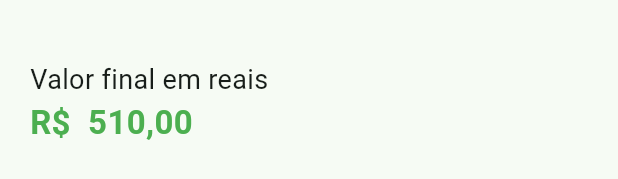
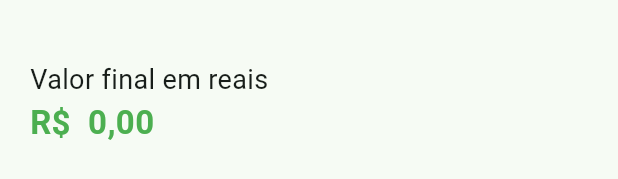
Before and after one commit to nandabalassoni/MBAFlutterApp, a Flutter app: the SubTotalScreen widget shown alone on an empty page, opened directly, on a phone screen of 412 x 824 dp. Shown: the part 291-470 px from the top of the screen. Run offline on Flutter 3.47's test engine with Material 3 defaults, Android fonts, the phone set to English and light mode, and no system bars; our stand-ins replace shared_preferences; missing offline and left inert: dart:ffi; accounts and stored records are empty.

Commit message:
Added Provider state manager to update widget reactively

```diff
--- a/lib/home/home_screen.dart
+++ b/lib/home/home_screen.dart
@@ -62,7 +62,6 @@ class _MyHomeScreenState extends State<MyHomeScreen> {
         backgroundColor: Theme.of(context).colorScheme.inversePrimary,
         title: Text(_screenTitles[currentScreenIndex]),
       ),
-      //body: _screens[currentScreenIndex],
       body: IndexedStack(
         index: currentScreenIndex,
         children: _screens,
--- a/lib/main.dart
+++ b/lib/main.dart
@@ -1,6 +1,13 @@
 import 'package:flutter/material.dart';
 import 'package:mba_flutter_app/home/home_screen.dart';
+import 'package:mba_flutter_app/provider/settingProvider.dart';
+import 'package:provider/provider.dart';
 
 void main() {
-  runApp(const HomeScreen());
+  runApp(
+    ChangeNotifierProvider(
+      create: (_) => SettingProvider(),
+      child: const HomeScreen(),
+    ),
+  );
 }
--- /dev/null
+++ b/lib/model/setting.dart
@@ -0,0 +1,6 @@
+class Setting {
+  double iof;
+  double exchangeRate;
+
+  Setting(this.iof, this.exchangeRate);
+}
--- /dev/null
+++ b/lib/provider/settingProvider.dart
@@ -0,0 +1,24 @@
+import 'package:flutter/foundation.dart';
+import 'package:shared_preferences/shared_preferences.dart';
+import '../model/setting.dart';
+
+class SettingProvider extends ChangeNotifier {
+  Setting _setting = Setting(0.0, 0.0);
+
+  Setting get setting => _setting;
+
+  void updateSetting(Setting setting) {
+    _setting.iof = setting.iof;
+    _setting.exchangeRate = setting.exchangeRate;
+
+    _saveValues(setting.iof, setting.exchangeRate);
+
+    notifyListeners();
+  }
+
+  Future<void> _saveValues(double iof, double exchangeRate) async{
+    final prefs = await SharedPreferences.getInstance();
+    prefs.setDouble('iof', iof);
+    prefs.setDouble('exchangeRate', exchangeRate);
+  }
+}
--- a/lib/setting/settings_screen.dart
+++ b/lib/setting/settings_screen.dart
@@ -2,7 +2,11 @@ import 'dart:ffi';
 
 import 'package:flutter/cupertino.dart';
 import 'package:flutter/material.dart';
+import 'package:mba_flutter_app/provider/settingProvider.dart';
+import 'package:provider/provider.dart';
 import 'package:shared_preferences/shared_preferences.dart';
+
+import '../model/setting.dart';
 
 class SettingScreen extends StatefulWidget{
   const SettingScreen({super.key});
@@ -48,6 +52,8 @@ class _SettingsScreenState extends State<SettingScreen> {
 
   @override
   Widget build(BuildContext context) {
+    return Consumer<SettingProvider>(
+      builder: (context, prefsProvider, _) {
         return Column(
             crossAxisAlignment: CrossAxisAlignment.start,
             children: [
@@ -56,9 +62,6 @@ class _SettingsScreenState extends State<SettingScreen> {
                 margin: EdgeInsets.only(left: 20, top: 40, right: 20, bottom: 20),
                 child: TextField(
                   controller: _exchangeRateTextController,
-              onChanged: (newValue) {
-                _saveValues();
-                },
                   decoration: InputDecoration(
                     filled: true,
                     labelText: 'Cotação do dolar em R\$',
@@ -76,9 +79,6 @@ class _SettingsScreenState extends State<SettingScreen> {
                 margin: EdgeInsets.all(20),
                 child: TextField(
                   controller: _iofTextController,
-              onChanged: (newValue) {
-                _saveValues();
-              },
                   decoration: InputDecoration(
                     filled: true,
                     labelText: 'IOF (\%)',
@@ -91,7 +91,23 @@ class _SettingsScreenState extends State<SettingScreen> {
                   keyboardType: TextInputType.numberWithOptions(decimal: true),
                 ),
               ),
+
+              Container(
+                margin: EdgeInsets.all(20),
+                child: ElevatedButton(
+                  onPressed: (){
+                    // _saveValues();
+                    prefsProvider.updateSetting(Setting(double.parse(_iofTextController.text), double.parse(_exchangeRateTextController.text)));
+                  },
+                  style: TextButton.styleFrom(
+                    backgroundColor: Colors.greenAccent.withOpacity(0.7),
+                  ),
+                  child: const Text('Salvar'),
+                ),
+              ),
             ]
+        );
+      }
     );
   }
 
--- a/lib/total_purchase/sub_total_screen.dart
+++ b/lib/total_purchase/sub_total_screen.dart
@@ -1,11 +1,14 @@
 import 'package:flutter/material.dart';
 import 'package:intl/intl.dart';
+import 'package:mba_flutter_app/provider/settingProvider.dart';
+import 'package:provider/provider.dart';
 import 'package:shared_preferences/shared_preferences.dart';
 import '../model/product.dart';
+import '../model/setting.dart';
 
 class SubTotalScreen extends StatefulWidget {
 
-  SubTotalScreen({super.key});
+  const SubTotalScreen({super.key});
 
   @override
   State<SubTotalScreen> createState() => _SubTotalScreenState();
@@ -13,9 +16,8 @@ class SubTotalScreen extends StatefulWidget {
 
 class _SubTotalScreenState extends State<SubTotalScreen> {
 
-  double _iof = 0.0; // TODO: Pegar o valor do IOF da screen settings.
-  final _formatDolar = new NumberFormat.currency(locale: "en_US", symbol: "");
-  final _formatReal = new NumberFormat.currency(locale: "pt_BR", symbol: "");
+  final _formatDolar = NumberFormat.currency(locale: "en_US", symbol: "");
+  final _formatReal = NumberFormat.currency(locale: "pt_BR", symbol: "");
   final _products = [
     Product('iPhone 15 Pro Max', 0.1, 999.0, true, ''),
     Product('MacBook Pro', 0.2, 1999.0, true, ''),
@@ -23,20 +25,20 @@ class _SubTotalScreenState extends State<SubTotalScreen> {
 
   @override
   void initState() {
+    _loadValues();
     super.initState();
-    _loadValues();
   }
 
   Future<void> _loadValues() async {
     final prefs = await SharedPreferences.getInstance();
 
-    setState(() {
-      _iof = prefs.getDouble('iof') ?? 0.0;
-    });
+    Provider.of<SettingProvider>(context, listen: false).updateSetting(Setting(prefs.getDouble('iof') ?? 0.0, prefs.getDouble('exchangeRate') ?? 0.0));
   }
 
   @override
   Widget build(BuildContext context) {
+    return Consumer<SettingProvider>(
+      builder: (context, prefs, _) {
         return Column(
           crossAxisAlignment: CrossAxisAlignment.start,
           children: [
@@ -73,7 +75,7 @@ class _SubTotalScreenState extends State<SubTotalScreen> {
                     style: TextStyle(fontSize: 18),
                   ),
                   Text(
-                '\$ ${_formatDolar.format(_totalPricesWithTaxes(_products, _iof))}',
+                    '\$ ${_formatDolar.format(_totalPricesWithTaxes(_products, prefs.setting.iof))}',
                     style: TextStyle(
                       fontWeight: FontWeight.bold,
                       fontSize: 22,
@@ -94,7 +96,7 @@ class _SubTotalScreenState extends State<SubTotalScreen> {
                     style: TextStyle(fontSize: 18),
                   ),
                   Text(
-                'R\$ ${_formatReal.format(_totalPricesReal(100.0, 5.1))}',
+                    'R\$ ${_formatReal.format(_totalPricesReal(_totalPricesWithTaxes(_products, prefs.setting.iof), prefs.setting.exchangeRate))}',
                     style: TextStyle(
                       fontWeight: FontWeight.bold,
                       fontSize: 22,
@@ -105,6 +107,8 @@ class _SubTotalScreenState extends State<SubTotalScreen> {
               ),
             ),
           ],
+        );
+      },
     );
   }
 
--- a/pubspec.yaml
+++ b/pubspec.yaml
@@ -32,8 +32,8 @@ dependencies:
     sdk: flutter
 
   shared_preferences: 2.2.3
-
   intl: ^0.19.0
+  provider:
 
   # The following adds the Cupertino Icons font to your application.
   # Use with the CupertinoIcons class for iOS style icons.
```
Also changed, not shown: pubspec.lock. Lines whose indentation alone changed are shown as unchanged.
